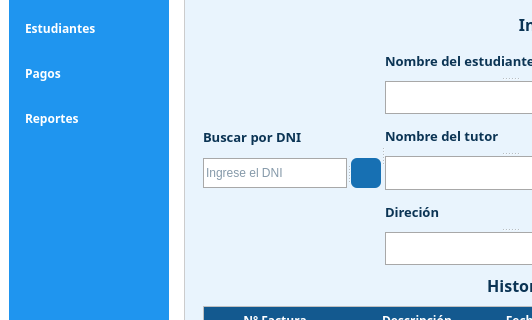
Qt form gui/interface.ui (DeiviHerreraDiaz09/Student-Management-Project) before a commit; both pictures show x 0 to 532 and y 91 to 411 of the 1090 by 700 pixel window.
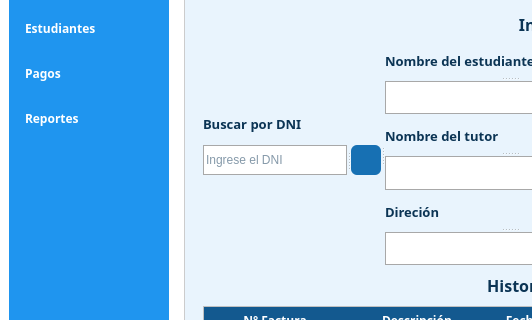
The same form after that commit. The open tabs and pages were chosen to show the change. Icons and pictures are not drawn.

Commit message: FEAT: Add message error search_student module

```diff
--- a/gui/interface.ui
+++ b/gui/interface.ui
@@ -679,6 +679,38 @@
                         </widget>
                        </widget>
                       </item>
+                      <item>
+                       <widget class="QLabel" name="message_error">
+                        <property name="minimumSize">
+                         <size>
+                          <width>0</width>
+                          <height>20</height>
+                         </size>
+                        </property>
+                        <property name="maximumSize">
+                         <size>
+                          <width>16777215</width>
+                          <height>20</height>
+                         </size>
+                        </property>
+                        <property name="font">
+                         <font>
+                          <family>Euphemia</family>
+                          <pointsize>9</pointsize>
+                          <weight>75</weight>
+                          <bold>true</bold>
+                         </font>
+                        </property>
+                        <property name="styleSheet">
+                         <string notr="true">font-family: Euphemia;
+color:red;
+</string>
+                        </property>
+                        <property name="text">
+                         <string/>
+                        </property>
+                       </widget>
+                      </item>
                      </layout>
                     </item>
                    </layout>
```
Left out of the diff: 18 changed lines with no effect on the pictures. The commit also changes 2 other files.
